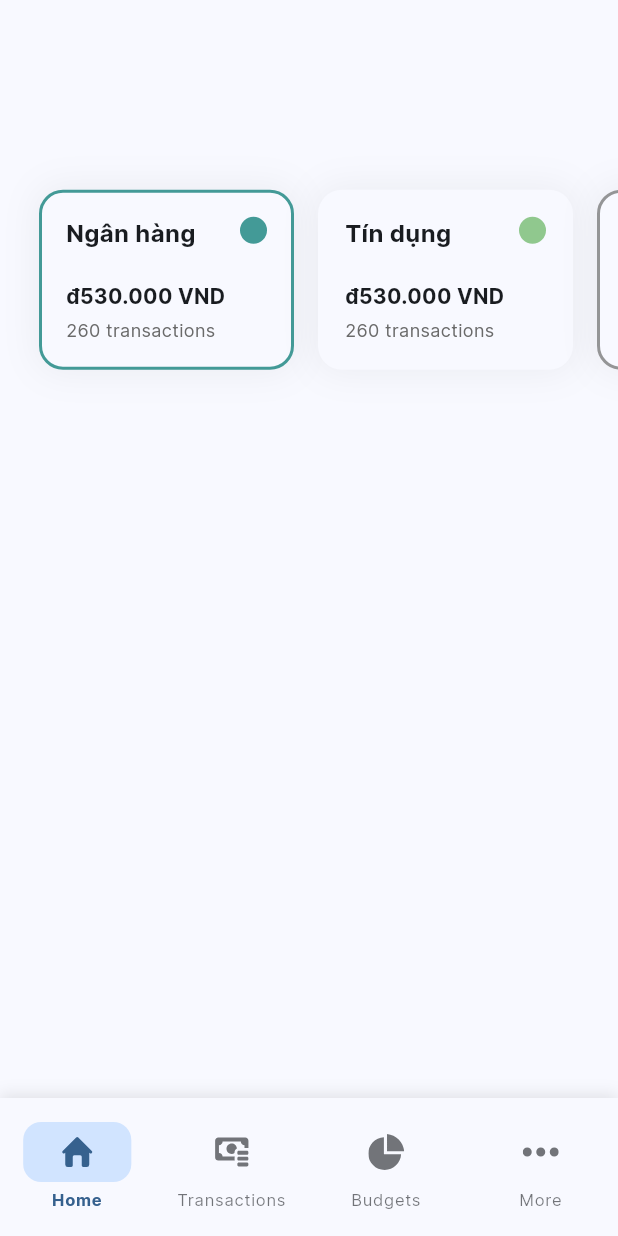
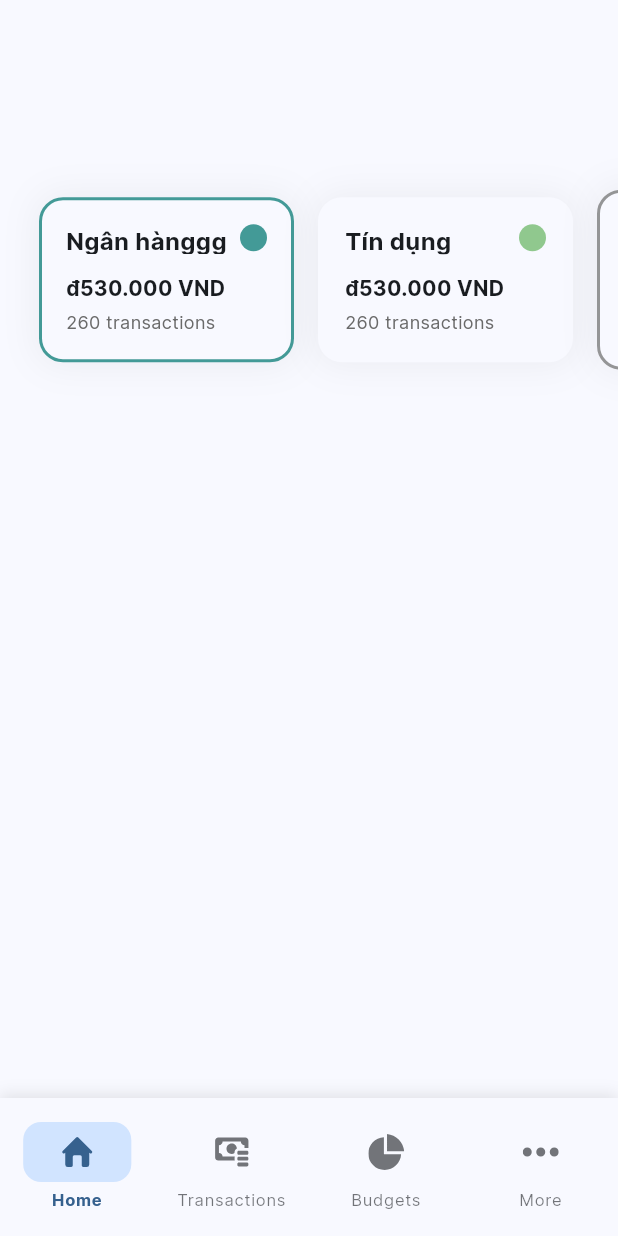
Before and after one commit to PhanMai010203/littlepig, a Flutter app: the screen it shows after launch, on a phone screen of 412 x 824 dp. Run offline on Flutter 3.47's test engine with Material 3 defaults, Android fonts, the phone set to English and light mode, and no system bars; drawn by our look-alikes of marquee; our stand-ins replace auto_size_text, battery_plus, bloc, csv, device_info_plus, drift and 21 more; missing offline and left inert: flutter_displaymode, googleapis, mime_type, sqlite3; accounts and stored records are empty; generated files the repository leaves out were written again.

Commit message:
Update Account card style

```diff
--- a/finance/lib/features/home/presentation/pages/home_page.dart
+++ b/finance/lib/features/home/presentation/pages/home_page.dart
@@ -1,5 +1,6 @@
 import 'package:flutter/material.dart';
 import 'package:finance/shared/widgets/page_template.dart';
+import 'package:marquee/marquee.dart';
 import '../../widgets/home_page_username.dart';
 
 class HomePage extends StatefulWidget {
@@ -66,7 +67,7 @@ class _HomePageState extends State<HomePage> with TickerProviderStateMixin {
                     child: Row(
                       children: [
                         _AccountCard(
-                          title: 'Ngân hàng',
+                          title: 'Ngân hàngggggggggggggg',
                           amount: 'đ530.000 VND',
                           transactions: '260 transactions',
                           color: const Color(0xFF439A97),
@@ -131,7 +132,7 @@ class _AccountCard extends StatelessWidget {
       child: AnimatedContainer(
         duration: const Duration(milliseconds: 200),
         width: 170,
-        height: 120,
+        height: 110,
         padding: const EdgeInsets.all(16),
         decoration: BoxDecoration(
           color: Theme.of(context).cardColor,
@@ -157,14 +158,39 @@ class _AccountCard extends StatelessWidget {
               crossAxisAlignment: CrossAxisAlignment.start,
               children: [
                 Expanded(
-                  child: Text(
-                    title,
-                    style: const TextStyle(
-                      fontSize: 16,
-                      fontWeight: FontWeight.bold,
+                  child: SizedBox(
+                    height: 20,
+                    child: LayoutBuilder(
+                      builder: (context, constraints) {
+                        const style = const TextStyle(
+                          fontSize: 16,
+                          fontWeight: FontWeight.bold,
+                        );
+                        final textPainter = TextPainter(
+                          text: TextSpan(text: title, style: style),
+                          maxLines: 1,
+                          textDirection: TextDirection.ltr,
+                        )..layout(maxWidth: constraints.maxWidth);
+
+                        if (textPainter.didExceedMaxLines) {
+                          return Marquee(
+                            text: title,
+                            style: style,
+                            scrollAxis: Axis.horizontal,
+                            blankSpace: 20.0,
+                            velocity: 30.0,
+                            pauseAfterRound: const Duration(seconds: 2),
+                            fadingEdgeEndFraction: 0.1,
+                            fadingEdgeStartFraction: 0.1,
+                          );
+                        } else {
+                          return Text(title, style: style);
+                        }
+                      },
                     ),
                   ),
                 ),
+                const SizedBox(width: 8),
                 Container(
                   width: 18,
                   height: 18,
--- a/finance/pubspec.yaml
+++ b/finance/pubspec.yaml
@@ -29,6 +29,7 @@ dependencies:
   # UI & Icons
   flutter_svg: ^2.0.9
   cupertino_icons: ^1.0.2
+  marquee: ^2.3.0
     # Dependency Injection
   get_it: ^7.6.4
   injectable: ^2.3.2  # Storage & Database
```
Also changed, not shown: finance/pubspec.lock.
